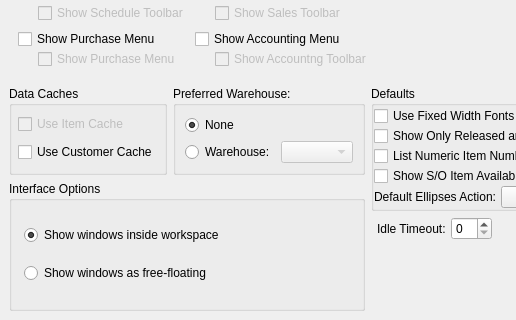
Old version of the form xtuple/trunk/guiclient/userPreferences.ui in the repository WooodHead/xtuple; both pictures show x 0 to 516 and y 322 to 642 of the 920 by 642 pixel window.
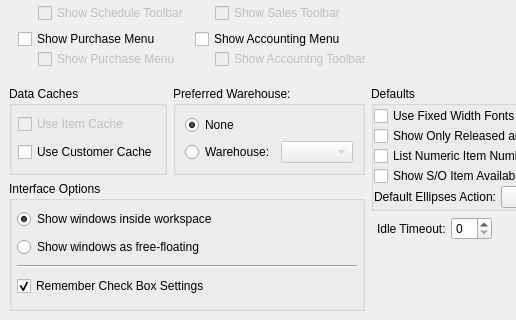
New version of the form. Custom widgets are drawn as their Qt base class.

Commit message: fr 5769 - check box memory - second set of files

```diff
--- a/xtuple/trunk/guiclient/userPreferences.ui
+++ b/xtuple/trunk/guiclient/userPreferences.ui
@@ -1902,18 +1902,11 @@
          </property>
          <layout class="QGridLayout" >
           <property name="margin" >
-           <number>12</number>
+           <number>5</number>
           </property>
           <property name="spacing" >
-           <number>6</number>
+           <number>5</number>
           </property>
-          <item row="1" column="0" >
-           <widget class="QRadioButton" name="_interfaceTopLevel" >
-            <property name="text" >
-             <string>Show windows as free-floating</string>
-            </property>
-           </widget>
-          </item>
           <item row="0" column="0" >
            <widget class="QRadioButton" name="_interfaceWorkspace" >
             <property name="text" >
@@ -1924,6 +1917,30 @@
             </property>
            </widget>
           </item>
+          <item row="3" column="0" >
+           <widget class="QCheckBox" name="_rememberCheckBoxes" >
+            <property name="text" >
+             <string>Remember Check Box Settings</string>
+            </property>
+            <property name="checked" >
+             <bool>true</bool>
+            </property>
+           </widget>
+          </item>
+          <item row="1" column="0" >
+           <widget class="QRadioButton" name="_interfaceTopLevel" >
+            <property name="text" >
+             <string>Show windows as free-floating</string>
+            </property>
+           </widget>
+          </item>
+          <item row="2" column="0" >
+           <widget class="Line" name="line" >
+            <property name="orientation" >
+             <enum>Qt::Horizontal</enum>
+            </property>
+           </widget>
+          </item>
          </layout>
         </widget>
        </item>
```
The commit also changes 22 other files.
